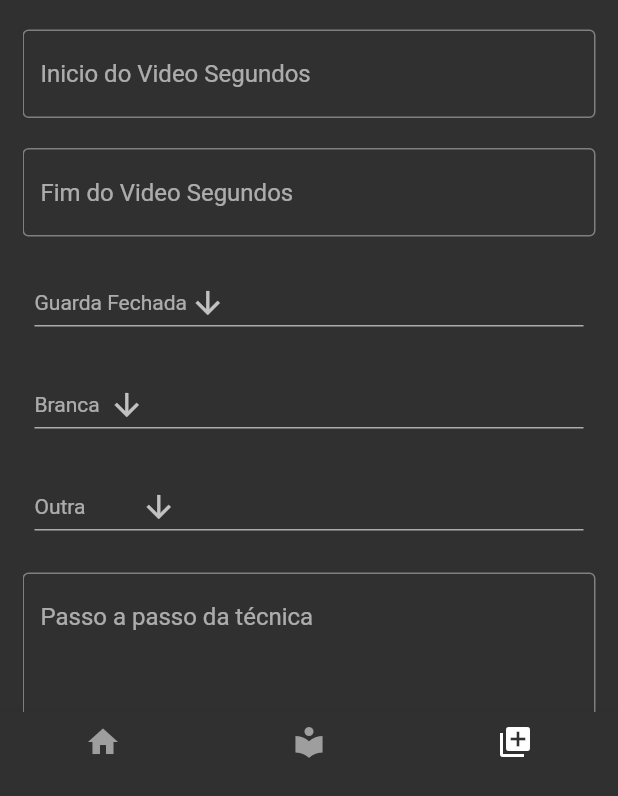
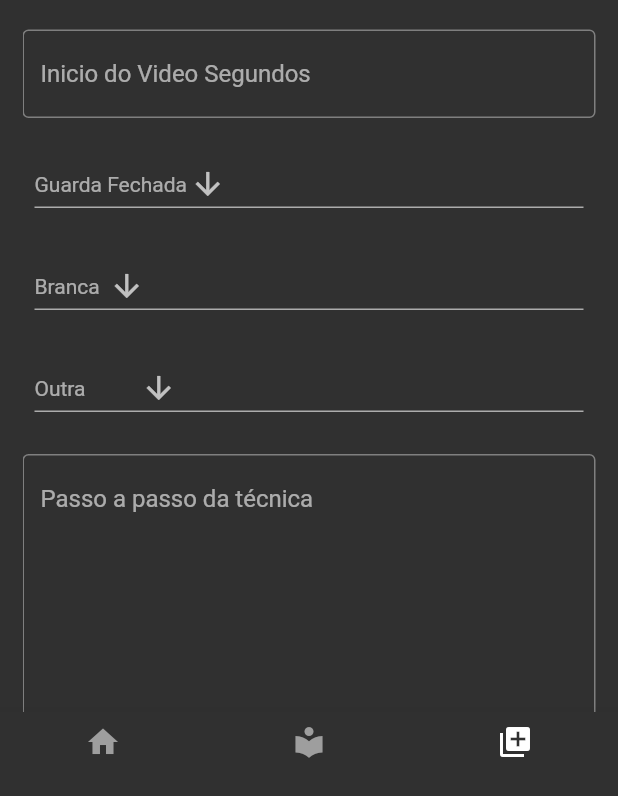
Before and after one commit to RichardKingJr1/jjc2, a Flutter app: the addPosicao screen opened directly, on a phone screen of 412 x 824 dp, the part 440-1236 px from its top. Run offline on Flutter 3.47's test engine with Material 2 defaults, Android fonts, the phone set to English and light mode, and no system bars; drawn by our look-alikes of loader_overlay; our stand-ins replace youtube_player_iframe; network calls fail; statements that could not run were skipped.

Commit message:
overflow text fix + remoção fim video

```diff
--- a/lib/screen/add/add.dart
+++ b/lib/screen/add/add.dart
@@ -26,7 +26,7 @@ class _addPosicaoState extends State<addPosicao> {
   String nivel = "Branca";
   String observacoes = "";
   String inicio = "0";
-  String fim = "null";
+  String fim = "0";
   String passo = "";
 
   TextEditingController _controller_nome = TextEditingController();
@@ -100,7 +100,7 @@ class _addPosicaoState extends State<addPosicao> {
                       onChanged: (value) => inicio = value,
                     ),
                   ),
-                  Container(
+                  /* Container(
                     margin: EdgeInsets.only(bottom: 20),
                     child: TextFormField(
                       keyboardType: TextInputType.number,
@@ -111,7 +111,7 @@ class _addPosicaoState extends State<addPosicao> {
                       ),
                       onChanged: (value) => fim = value,
                     ),
-                  ),
+                  ), */
                   Container(
                     padding: EdgeInsets.symmetric(horizontal: 8),
                     margin: EdgeInsets.only(bottom: 20),
--- a/lib/screen/aula/aula.dart
+++ b/lib/screen/aula/aula.dart
@@ -102,7 +102,7 @@ class _AulaState extends State<Aula> {
                             style: ElevatedButton.styleFrom(
                                 minimumSize: Size.fromHeight(40)),
                             // fromHeight use double.1infinity as width and 40 is the height
-                            child: Text('+'),
+                            child: Center(child: Text('+')),
                             onPressed: () => adicionarPosicao(),
                           );
                         } else {
--- a/lib/screen/perfil/editor.dart
+++ b/lib/screen/perfil/editor.dart
@@ -28,7 +28,7 @@ class _EditorState extends State<Editor> {
   String nivel = "Branca";
   String observacoes = "";
   String inicio = "0";
-  String fim = "null";
+  String fim = "0";
   String passo = "";
   String id_posicao = '';
 
@@ -132,7 +132,7 @@ class _EditorState extends State<Editor> {
                       onChanged: (value) => inicio = value,
                     ),
                   ),
-                  Container(
+                  /* Container(
                     margin: EdgeInsets.only(bottom: 20),
                     child: TextFormField(
                       keyboardType: TextInputType.number,
@@ -143,7 +143,7 @@ class _EditorState extends State<Editor> {
                       ),
                       onChanged: (value) => fim = value,
                     ),
-                  ),
+                  ), */
                   /* Container(
                     padding: EdgeInsets.symmetric(horizontal: 8),
                     margin: EdgeInsets.only(bottom: 20),
--- a/lib/screen/posicoes/posicoes.dart
+++ b/lib/screen/posicoes/posicoes.dart
@@ -102,6 +102,7 @@ Widget cartoes(posicoes, cont) {
                       Container(
                         child: Text(
                           posicoes[index]["nome"],
+                          overflow: TextOverflow.ellipsis,
                           style: TextStyle(color: Colors.black, fontSize: 18),
                         ),
                       ),
```
